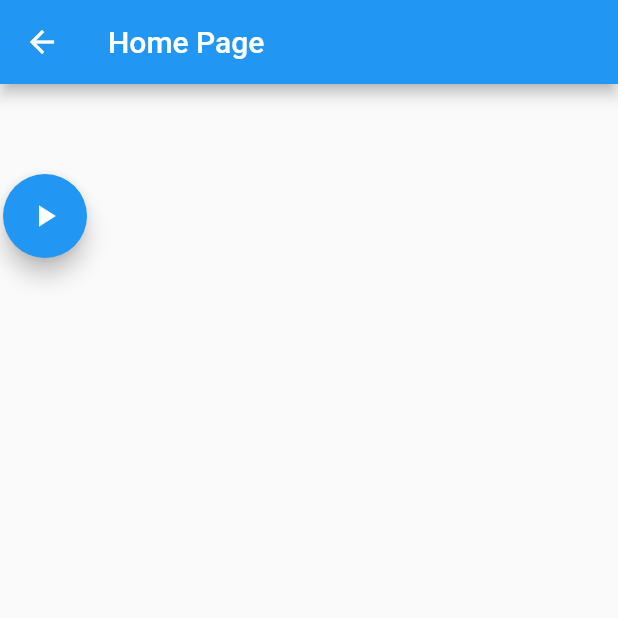
After one commit to lohanidamodar/flutter_animation_experiments, a Flutter app: the screen it shows after launch, after a tap on "1. Show Hide on Click", on a phone screen of 412 x 824 dp, the top half of it. The commit adds this screen. Run offline on Flutter 3.47's test engine with Material 2 defaults, Android fonts, the phone set to English and light mode, and no system bars.

Commit message:
upgrading & refactoring

```diff
--- /dev/null
+++ b/lib/anim1.dart
@@ -0,0 +1,64 @@
+import 'package:flutter/material.dart';
+import 'dart:math' as math;
+
+class AnimationOne extends StatefulWidget {
+  @override
+  _AnimationOneState createState() => _AnimationOneState();
+}
+
+class _AnimationOneState extends State<AnimationOne> with TickerProviderStateMixin {
+  AnimationController _controller;
+
+  @override
+  void initState() {
+    super.initState();
+    _controller=AnimationController(
+      vsync: this,
+      duration: Duration(milliseconds: 200)
+    );
+  }
+
+  @override
+  Widget build(BuildContext context){
+    return Scaffold(
+      appBar: AppBar(
+        title: Text('Home Page'),
+      ),
+      body: SingleChildScrollView(
+        child: Column(
+          children: <Widget>[
+            ScaleTransition(
+              scale: CurvedAnimation(
+                curve: Interval(0.0, 1.0, curve: Curves.easeOut),
+                parent: _controller
+              ),
+              child: Container(
+                width: 60,
+                height: 60,
+                color: Colors.red,
+              ),
+            ),
+            FloatingActionButton(
+              child: AnimatedBuilder(
+                animation: _controller,
+                builder: (BuildContext context, Widget child) {
+                  return Transform(
+                    alignment: FractionalOffset.center,
+                    transform: Matrix4.rotationZ(_controller.value * .5 * math.pi),
+                    child: Icon(_controller.isDismissed ? Icons.play_arrow : Icons.close)
+                  );
+                },
+              ),
+              onPressed: (){
+                if(_controller.isDismissed)
+                  _controller.forward();
+                else
+                  _controller.reverse();
+              },
+            )
+          ],
+        ),
+      ),
+    );
+  }
+}
--- a/lib/home.dart
+++ b/lib/home.dart
@@ -1,22 +1,7 @@
 import 'package:flutter/material.dart';
 import 'dart:math' as math;
 
-class HomePage extends StatefulWidget {
-  @override
-  _HomePageState createState() => _HomePageState();
-}
-
-class _HomePageState extends State<HomePage> with TickerProviderStateMixin {
-  AnimationController _controller;
-
-  @override
-  void initState() {
-    super.initState();
-    _controller=AnimationController(
-      vsync: this,
-      duration: Duration(milliseconds: 200)
-    );
-  }
+class HomePage extends StatelessWidget {
 
   @override
   Widget build(BuildContext context){
@@ -25,36 +10,13 @@ class _HomePageState extends State<HomePage> with TickerProviderStateMixin {
         title: Text('Home Page'),
       ),
       body: SingleChildScrollView(
+        padding: const EdgeInsets.all(16.0),
         child: Column(
+          crossAxisAlignment: CrossAxisAlignment.center,
           children: <Widget>[
-            ScaleTransition(
-              scale: CurvedAnimation(
-                curve: Interval(0.0, 1.0, curve: Curves.easeOut),
-                parent: _controller
-              ),
-              child: Container(
-                width: 60,
-                height: 60,
-                color: Colors.red,
-              ),
-            ),
-            FloatingActionButton(
-              child: AnimatedBuilder(
-                animation: _controller,
-                builder: (BuildContext context, Widget child) {
-                  return Transform(
-                    alignment: FractionalOffset.center,
-                    transform: Matrix4.rotationZ(_controller.value * .5 * math.pi),
-                    child: Icon(_controller.isDismissed ? Icons.play_arrow : Icons.close)
-                  );
-                },
-              ),
-              onPressed: (){
-                if(_controller.isDismissed)
-                  _controller.forward();
-                else
-                  _controller.reverse();
-              },
+            RaisedButton(
+              onPressed: () => Navigator.pushNamed(context, 'anim1'),
+              child: Text("1. Show Hide on Click"),
             )
           ],
         ),
--- a/lib/main.dart
+++ b/lib/main.dart
@@ -1,3 +1,4 @@
+import 'package:animationtest/anim1.dart';
 import 'package:flutter/material.dart';
 
 import 'home.dart';
@@ -13,6 +14,9 @@ class MyApp extends StatelessWidget {
         primarySwatch: Colors.blue,
       ),
       home: HomePage(),
+      routes: {
+        'anim1' : (_) => AnimationOne(),
+      },
     );
   }
 }
```
Also changed, not shown: pubspec.lock.
